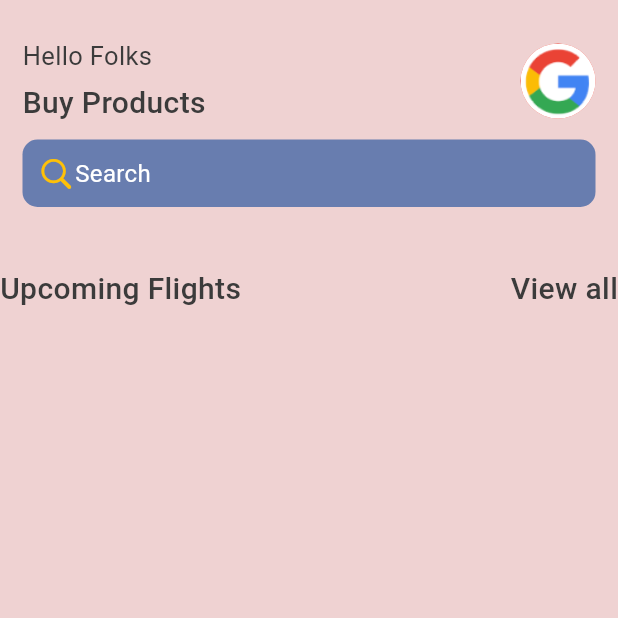
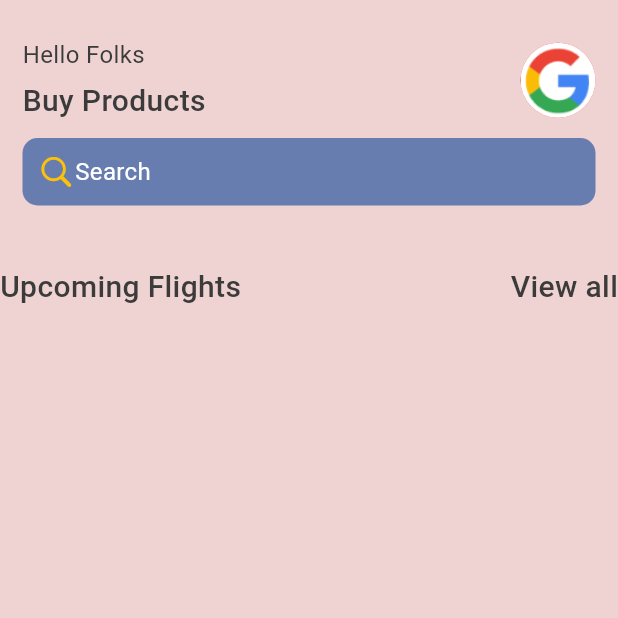
Before and after one commit to tarun1sisodia/Android-Studio-Flutter, a Flutter app: the screen it shows after launch, on a phone screen of 412 x 824 dp, the top half of it. Run offline on Flutter 3.47's test engine with Material 3 defaults, Android fonts, the light colour scheme and no system bars.

Commit message:
TextStyles for global use

```diff
--- a/checkup2/lib/base/res/styles/app_styles.dart
+++ b/checkup2/lib/base/res/styles/app_styles.dart
@@ -5,17 +5,34 @@ Color primary = const Color(0xff4768b6);
 class AppStyles {
   static Color primarycolor = primary;
   static Color textcolor = const Color(0xff3b3b3b);
+  static Color textblue = const Color(0xff4396a9);
 
   //Text Style for normal
   static TextStyle textStyle = TextStyle(
       fontWeight: FontWeight.w400,
-      fontSize: 17,
+      fontSize: 16,
       color: textcolor,
       fontFamily: 'Roboto');
+
   //Text Style for 2nd.
   static TextStyle textStyle1 = TextStyle(
       fontWeight: FontWeight.w500,
       fontSize: 20,
       color: textcolor,
       fontFamily: 'Roboto');
+
+  //Text Style for messages
+
+  static TextStyle textStyle2 = TextStyle(
+    fontWeight: FontWeight.w500,
+    fontSize: 18,
+    color: primarycolor,
+    // fontFamily: 'Roboto'
+  );
+  static TextStyle textStyle3 = TextStyle(
+    fontWeight: FontWeight.w500,
+    fontSize: 18,
+    color: Colors.white,
+    // fontFamily: 'Roboto'
+  );
 }
```
